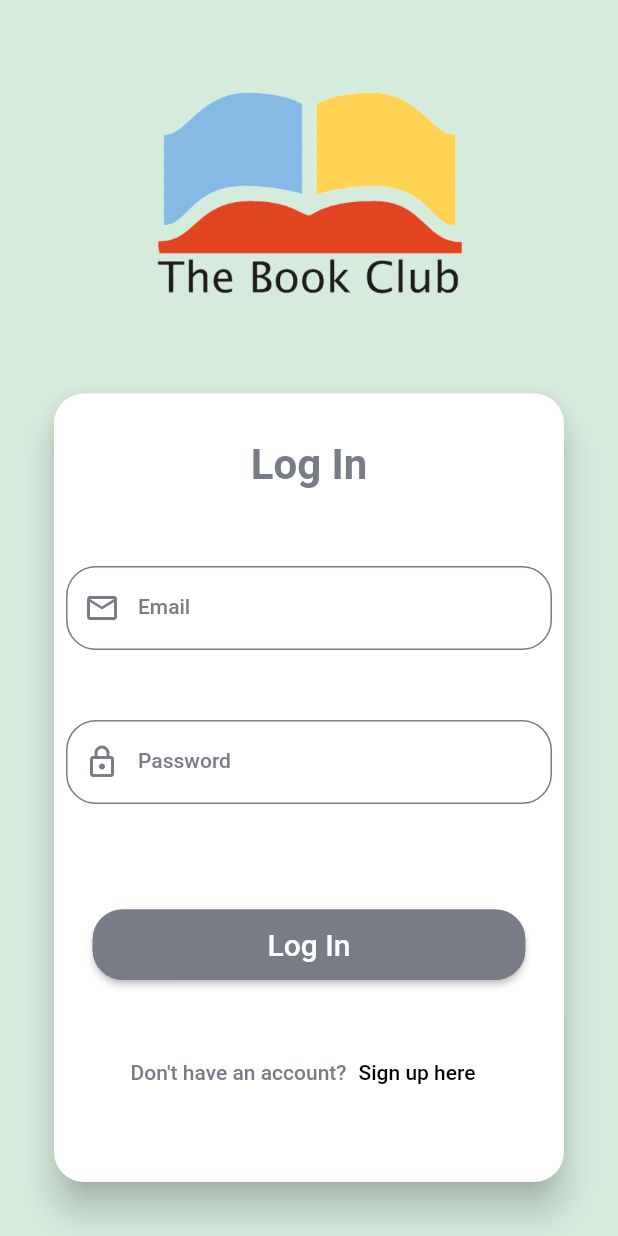
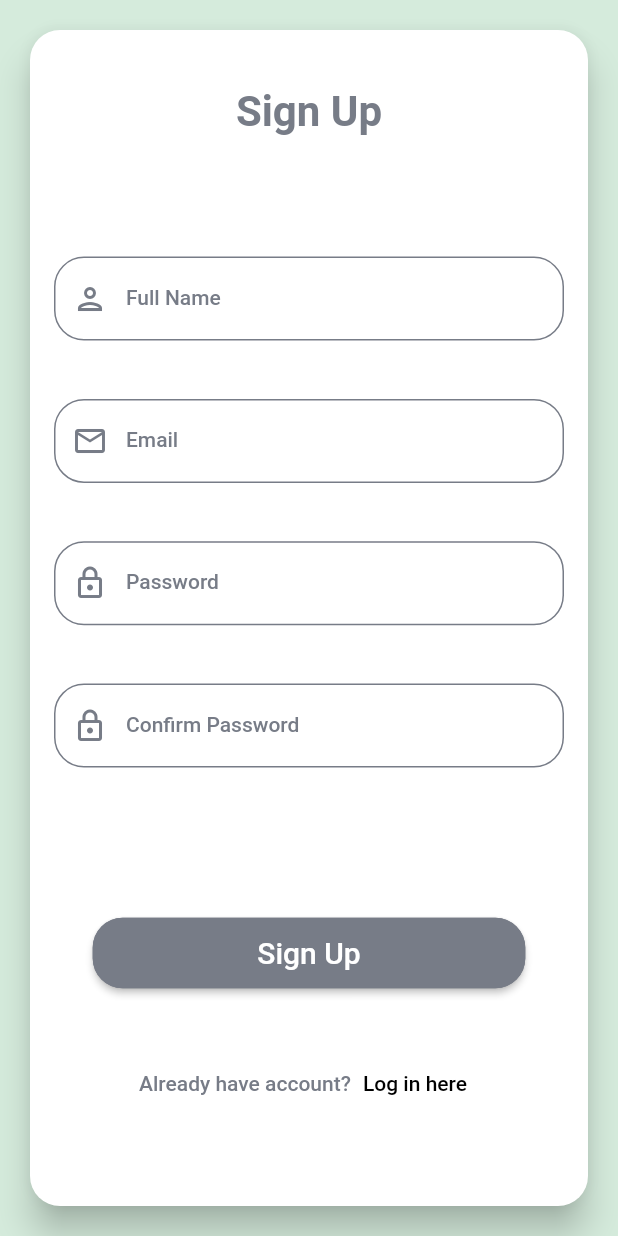
Before and after one commit to BartoszRudnik/book-club, a Flutter app: the screen it shows after launch, after a tap on "Sign up here", on a phone screen of 412 x 824 dp. Run offline on Flutter 3.47's test engine with Material 2 defaults, Android fonts, the light colour scheme and no system bars; our stand-ins replace dartz, firebase_auth; accounts and stored records are empty.

Commit message:
auth screen

```diff
--- a/lib/main.dart
+++ b/lib/main.dart
@@ -1,8 +1,9 @@
 import 'package:book_club/screen/auth_screen.dart';
 import 'package:book_club/utils/my_theme.dart';
+import 'package:book_club/utils/routes.dart';
 import 'package:flutter/material.dart';
 
-void main() {
+Future<void> main() async {
   runApp(const MyApp());
 }
 
@@ -16,6 +17,7 @@ class MyApp extends StatelessWidget {
       theme: MyTheme().buildTheme(),
       debugShowCheckedModeBanner: false,
       home: const AuthScreen(),
+      routes: Routes.routes,
     );
   }
 }
--- /dev/null
+++ b/lib/model/auth_result.dart
@@ -0,0 +1,9 @@
+class AuthResult {
+  String uuid;
+  String email;
+
+  AuthResult({
+    required this.email,
+    required this.uuid,
+  });
+}
--- /dev/null
+++ b/lib/model/failure.dart
@@ -0,0 +1,7 @@
+class Failure {
+  String message;
+
+  Failure({
+    required this.message,
+  });
+}
--- /dev/null
+++ b/lib/model/user.dart
@@ -0,0 +1 @@
+class User {}
--- /dev/null
+++ b/lib/provider/auth_provider.dart
@@ -0,0 +1,20 @@
+import 'package:book_club/model/auth_result.dart';
+import 'package:book_club/model/failure.dart';
+import 'package:dartz/dartz.dart';
+import 'package:firebase_auth/firebase_auth.dart';
+import 'package:flutter/material.dart';
+
+class AuthProvider with ChangeNotifier {
+  Either<Failure, AuthResult> authResult;
+
+  FirebaseAuth firebaseAuth;
+
+  AuthProvider({
+    required this.authResult,
+    required this.firebaseAuth,
+  });
+
+  Future<bool> signUpUser(String email, String password) async {}
+
+  Future<bool> signInUser(String email, String password) async {}
+}
--- /dev/null
+++ b/lib/screen/home_screen.dart
@@ -0,0 +1,17 @@
+import 'package:flutter/material.dart';
+
+class HomeScreen extends StatelessWidget {
+  const HomeScreen({Key? key}) : super(key: key);
+
+  @override
+  Widget build(BuildContext context) {
+    return Scaffold(
+      appBar: AppBar(),
+      body: const SafeArea(
+        child: Center(
+          child: Text("Home"),
+        ),
+      ),
+    );
+  }
+}
--- /dev/null
+++ b/lib/utils/routes.dart
@@ -0,0 +1,9 @@
+import 'package:book_club/widget/sign_up_form.dart';
+
+class Routes {
+  static const String signUpForm = "/signUpForm";
+
+  static final routes = {
+    signUpForm: (ctx) => const SignUpForm(),
+  };
+}
--- a/lib/widget/login_form.dart
+++ b/lib/widget/login_form.dart
@@ -1,4 +1,5 @@
 import 'package:book_club/utils/my_theme.dart';
+import 'package:book_club/utils/routes.dart';
 import 'package:flutter/material.dart';
 
 class LoginForm extends StatelessWidget {
@@ -91,7 +92,9 @@ class LoginForm extends StatelessWidget {
                           ),
                           Flexible(
                             child: TextButton(
-                              onPressed: () {},
+                              onPressed: () {
+                                Navigator.of(context).pushNamed(Routes.signUpForm);
+                              },
                               child: Text(
                                 "Sign up here",
                                 style: Theme.of(context).textTheme.headline3!.copyWith(color: Colors.black),
--- /dev/null
+++ b/lib/widget/sign_up_form.dart
@@ -0,0 +1,141 @@
+import 'package:book_club/utils/my_theme.dart';
+import 'package:flutter/material.dart';
+
+class SignUpForm extends StatelessWidget {
+  const SignUpForm({Key? key}) : super(key: key);
+
+  @override
+  Widget build(BuildContext context) {
+    return Scaffold(
+      body: SafeArea(
+        child: Padding(
+          padding: const EdgeInsets.all(16.0),
+          child: Card(
+            color: Colors.white,
+            elevation: 10,
+            shape: const RoundedRectangleBorder(
+              borderRadius: BorderRadius.all(
+                Radius.circular(
+                  20,
+                ),
+              ),
+            ),
+            child: Padding(
+              padding: const EdgeInsets.symmetric(horizontal: 16),
+              child: Column(
+                mainAxisAlignment: MainAxisAlignment.spaceAround,
+                children: [
+                  Flexible(
+                    flex: 3,
+                    child: Text(
+                      "Sign Up",
+                      style: Theme.of(context).textTheme.headline1,
+                    ),
+                  ),
+                  Flexible(
+                    flex: 4,
+                    child: Column(
+                      mainAxisAlignment: MainAxisAlignment.spaceAround,
+                      children: [
+                        Flexible(
+                          flex: 3,
+                          child: TextFormField(
+                            decoration: MyTheme().loginFormFieldDecoration(context, "Full Name", Icons.person_outlined),
+                            style: Theme.of(context).textTheme.headline3!.copyWith(
+                                  color: Colors.black,
+                                ),
+                          ),
+                        ),
+                        const Spacer(),
+                        Flexible(
+                          flex: 3,
+                          child: TextFormField(
+                            obscureText: true,
+                            decoration: MyTheme().loginFormFieldDecoration(context, "Email", Icons.email_outlined),
+                            style: Theme.of(context).textTheme.headline3!.copyWith(
+                                  color: Colors.black,
+                                ),
+                          ),
+                        ),
+                        const Spacer(),
+                        Flexible(
+                          flex: 3,
+                          child: TextFormField(
+                            obscureText: true,
+                            decoration: MyTheme().loginFormFieldDecoration(context, "Password", Icons.lock_outlined),
+                            style: Theme.of(context).textTheme.headline3!.copyWith(
+                                  color: Colors.black,
+                                ),
+                          ),
+                        ),
+                        const Spacer(),
+                        Flexible(
+                          flex: 3,
+                          child: TextFormField(
+                            obscureText: true,
+                            decoration: MyTheme().loginFormFieldDecoration(context, "Confirm Password", Icons.lock_outlined),
+                            style: Theme.of(context).textTheme.headline3!.copyWith(
+                                  color: Colors.black,
+                                ),
+                          ),
+                        ),
+                      ],
+                    ),
+                  ),
+                  Flexible(
+                    flex: 2,
+                    child: Column(
+                      mainAxisAlignment: MainAxisAlignment.spaceAround,
+                      children: [
+                        Flexible(
+                          flex: 2,
+                          child: SizedBox(
+                            width: MediaQuery.of(context).size.width * 0.7,
+                            child: ElevatedButton(
+                              onPressed: () {},
+                              child: Padding(
+                                padding: const EdgeInsets.all(12.0),
+                                child: Text(
+                                  "Sign Up",
+                                  style: Theme.of(context).textTheme.headline2,
+                                ),
+                              ),
+                            ),
+                          ),
+                        ),
+                        Flexible(
+                          child: Row(
+                            mainAxisAlignment: MainAxisAlignment.center,
+                            children: [
+                              Flexible(
+                                child: Text(
+                                  "Already have account?",
+                                  style: Theme.of(context).textTheme.headline3,
+                                ),
+                              ),
+                              Flexible(
+                                child: TextButton(
+                                  onPressed: () {
+                                    Navigator.of(context).pop();
+                                  },
+                                  child: Text(
+                                    "Log in here",
+                                    style: Theme.of(context).textTheme.headline3!.copyWith(color: Colors.black),
+                                  ),
+                                ),
+                              ),
+                            ],
+                          ),
+                        ),
+                      ],
+                    ),
+                  ),
+                ],
+              ),
+            ),
+          ),
+        ),
+      ),
+    );
+  }
+}
--- a/pubspec.yaml
+++ b/pubspec.yaml
@@ -13,12 +13,17 @@ dependencies:
     sdk: flutter
 
   cupertino_icons: ^1.0.2
+  firebase_auth: ^3.3.10
+  firebase_core: ^1.13.1
+  provider: ^6.0.2
+  dartz: ^0.10.1
 
 dev_dependencies:
   flutter_test:
     sdk: flutter
 
   flutter_lints: ^1.0.0
+  mocktail: ^0.3.0
 
 flutter:
 
```
Also changed, not shown: pubspec.lock, 5 other files.
